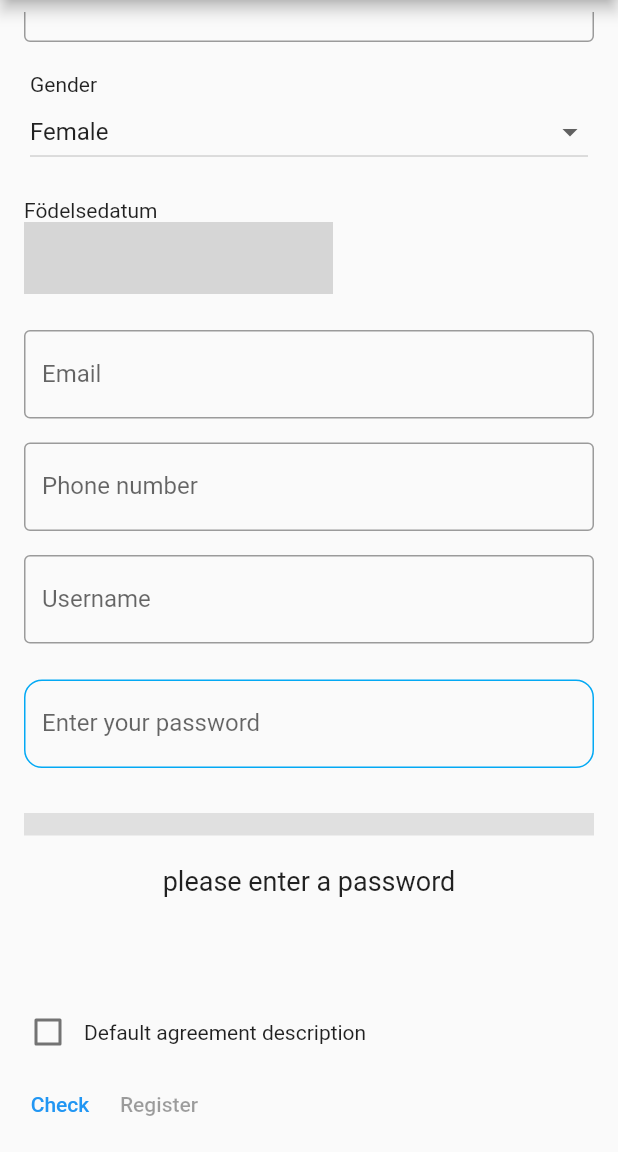
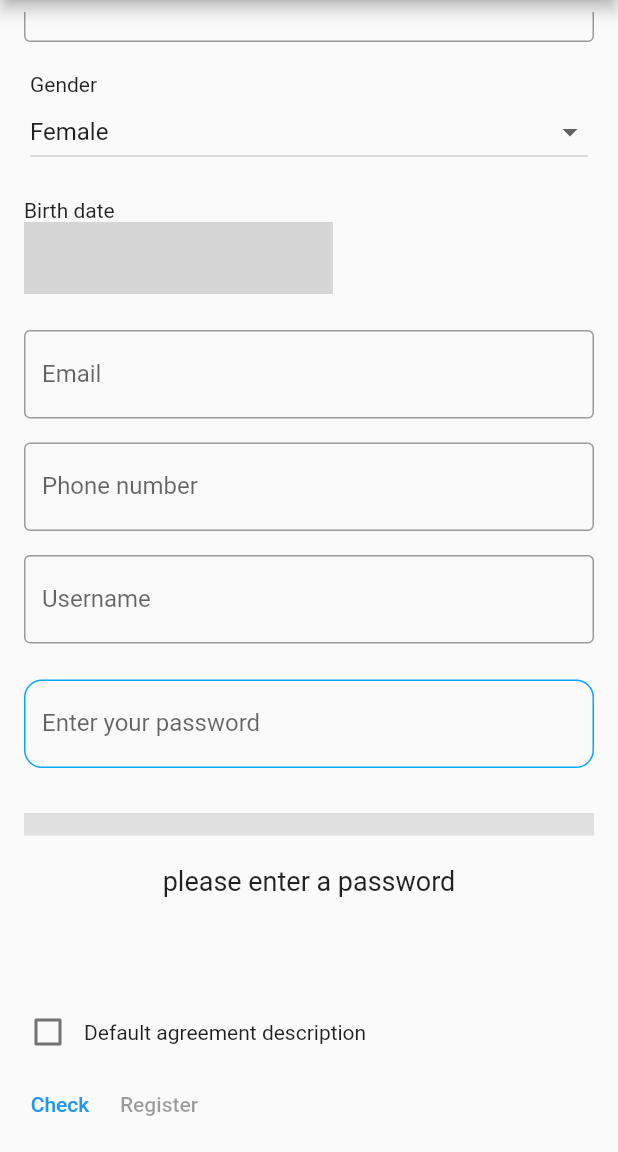
Before and after one commit to jennyrudemo/TDDC73, a Flutter app: the screen it shows after launch, scrolled down 47 dp, on a phone screen of 412 x 824 dp, the part 84-1236 px from its top. Run offline on Flutter 3.47's test engine with Material 2 defaults, Android fonts, the light colour scheme and no system bars; our stand-ins replace flutter_credit_card, graphql_flutter, month_picker_dialog; missing offline and left inert: dropdown_date_picker; grey boxes are pictures that could not be loaded.

Commit message:
Clean up main

```diff
--- a/flutter_project/lib/main.dart
+++ b/flutter_project/lib/main.dart
@@ -1,6 +1,6 @@
 import 'package:flutter/material.dart';
 import 'package:flutter_project/account_registration.dart';
-import 'package:flutter_project/password.dart';
+//import 'package:flutter_project/password.dart';
 
 void main() {
   runApp(const MyApp());
@@ -43,13 +43,12 @@ class _MyHomePageState extends State<MyHomePage> {
 
       //body: const PasswordForm(),
       body: AccountRegistration(
-        birthDateLabel: "Födelsedatum",
+        //isAgreementCheckVisible: false, //Possible to decide what fields to use
+        //birthDateLabel: "Födelsedatum", //Possible to change labels
         onButtonClick: () {
           print('Nothing happens, this is just a sample application');
         },
       ),
-      // PasswordForm( password: ""), //TODO: Lägg in denna så att den fungerar med accountregistration
-      //body: AccountRegistration(),
     );
   }
 }
```
